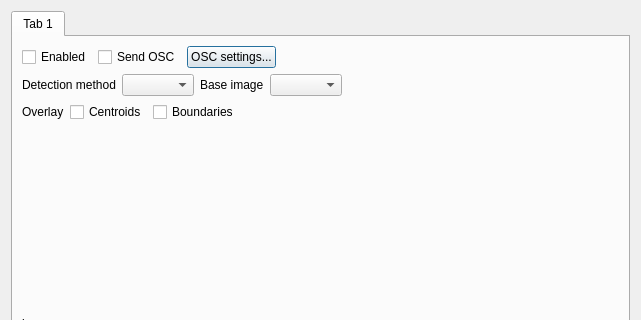
ricardogsilva/kinect-gui, file multiplekinects.ui: the form before one commit; both pictures show x 0 to 641 and y 0 to 320 of the 641 by 542 pixel window.
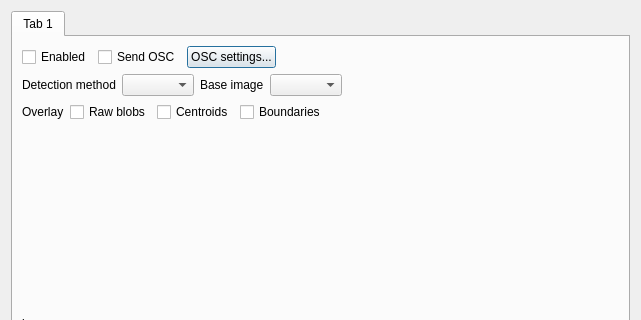
The form after the commit.

```diff
--- a/multiplekinects.ui
+++ b/multiplekinects.ui
@@ -25,7 +25,7 @@
       </attribute>
       <layout class="QGridLayout" name="gridLayout">
        <item row="0" column="0">
-        <layout class="QHBoxLayout" name="horizontalLayout_3">
+        <layout class="QHBoxLayout" name="horizontalLayout">
          <item>
           <widget class="QCheckBox" name="enable_kinect_cb">
            <property name="text">
@@ -63,7 +63,7 @@
         </layout>
        </item>
        <item row="1" column="0">
-        <layout class="QHBoxLayout" name="horizontalLayout">
+        <layout class="QHBoxLayout" name="horizontalLayout_2">
          <item>
           <widget class="QLabel" name="label">
            <property name="text">
@@ -100,7 +100,7 @@
         </layout>
        </item>
        <item row="2" column="0">
-        <layout class="QHBoxLayout" name="horizontalLayout_2">
+        <layout class="QHBoxLayout" name="horizontalLayout_3">
          <item>
           <widget class="QLabel" name="label_3">
            <property name="text">
@@ -108,6 +108,13 @@
            </property>
           </widget>
          </item>
+         <item>
+          <widget class="QCheckBox" name="blobs_cb">
+           <property name="text">
+            <string>Raw blobs</string>
+           </property>
+          </widget>
+         </item>
          <item>
           <widget class="QCheckBox" name="centroids_cb">
            <property name="text">
```
